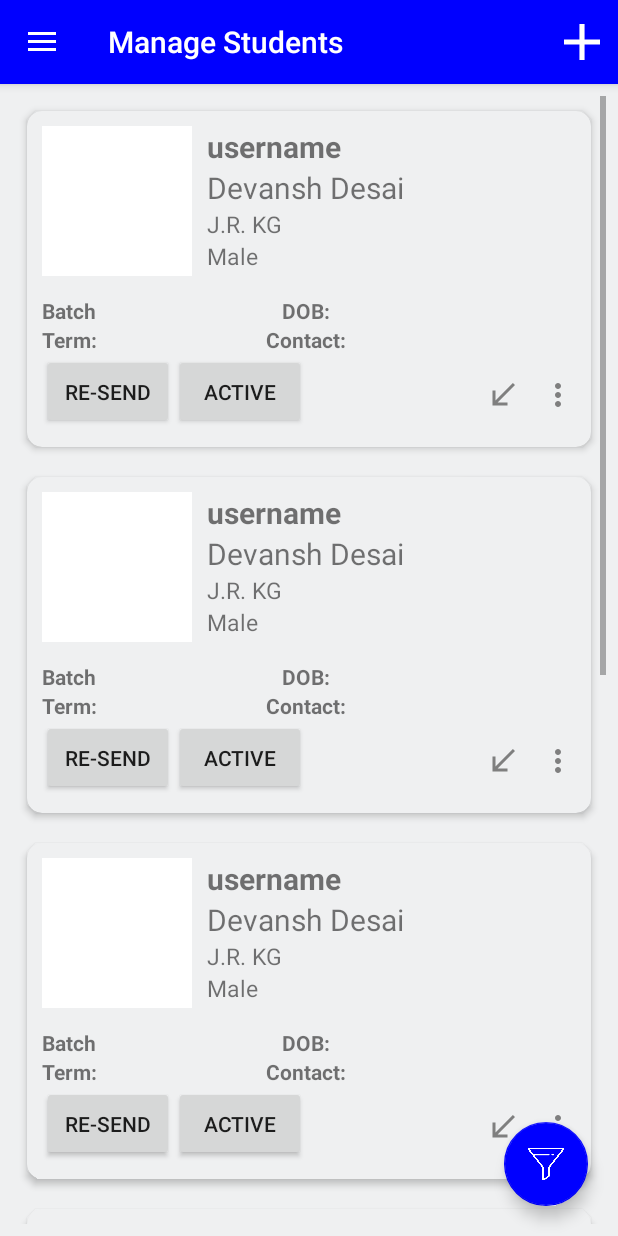
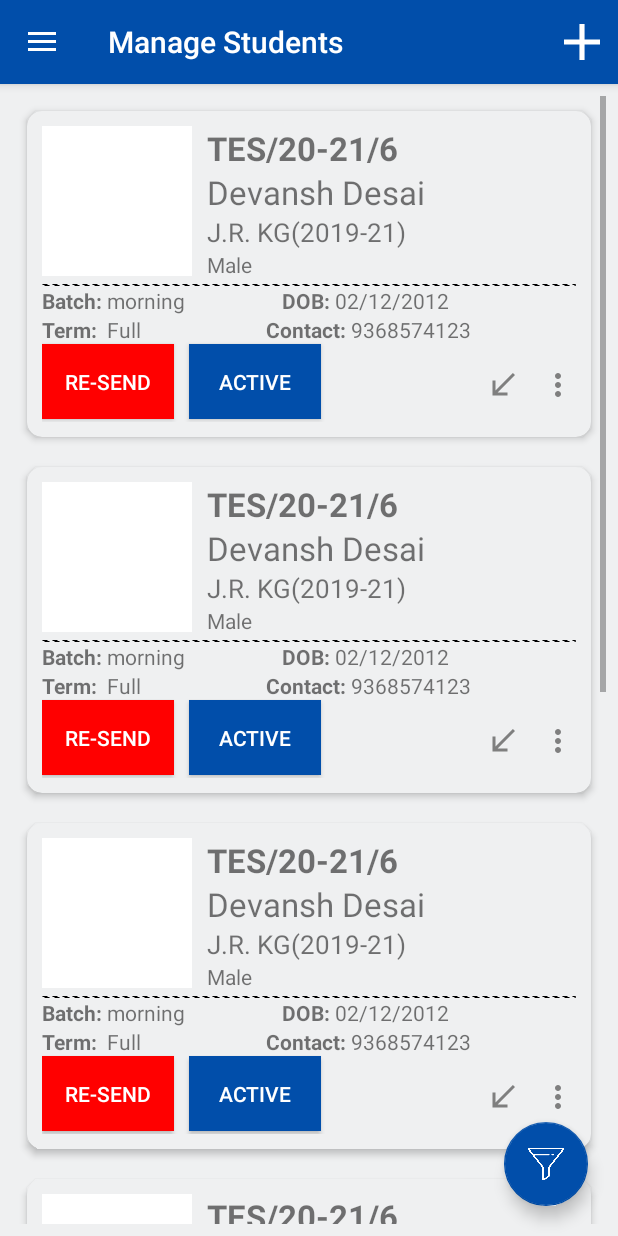
Before and after one commit to mohit10696/LamprosKids2, an Android app: the screen it shows after launch (Home), in the side drawer, after a tap on "Manage Students", on a phone screen of 412 x 824 dp. Run offline under Robolectric (Android 15) with nearby library versions, the phone set to English and light mode, and no system bars.

Commit message:
Manage students

```diff
--- a/app/src/main/res/drawable/dottedline.xml
+++ b/app/src/main/res/drawable/dottedline.xml
@@ -1,9 +1,8 @@
-<?xml version="1.0" encoding="utf-8"?> <shape
-    xmlns:android="http://schemas.android.com/apk/res/android"
-    android:shape="line">
+<shape xmlns:android="http://schemas.android.com/apk/res/android" android:shape="rectangle">
+    <solid android:color="@android:color/transparent"/>
     <stroke
-        android:color="#FF0000FF"
-        android:dashWidth="4dp"
-        android:dashGap="8dp" >
-    </stroke>
+        android:width="1px"
+        android:color="#000000"
+        android:dashGap="5px"
+        android:dashWidth="5px" />
 </shape>
--- a/app/src/main/res/layout/row_student.xml
+++ b/app/src/main/res/layout/row_student.xml
@@ -11,89 +11,117 @@
     app:cardBackgroundColor="#eff0f1">
 
     <RelativeLayout
-        android:padding="10dp"
         android:id="@+id/main"
         android:layout_width="match_parent"
-        android:layout_height="wrap_content">
+        android:layout_height="wrap_content"
+        android:padding="10dp">
 
         <androidx.appcompat.widget.AppCompatImageView
+            android:id="@+id/profile"
             android:layout_width="100dp"
             android:layout_height="100dp"
-            android:id="@+id/profile"
-            android:src="@android:color/white"
-            android:layout_marginRight="10dp"></androidx.appcompat.widget.AppCompatImageView>
+            android:layout_marginRight="10dp"
+            android:src="@android:color/white"></androidx.appcompat.widget.AppCompatImageView>
 
         <androidx.appcompat.widget.AppCompatTextView
             android:id="@+id/childusername"
             android:layout_width="wrap_content"
             android:layout_height="wrap_content"
             android:layout_toEndOf="@+id/profile"
-            android:textStyle="bold"
-            android:textSize="20dp"
-            android:text="username"/>
+            android:text="TES/20-21/6"
+            android:textSize="22dp"
+            android:textStyle="bold" />
+
         <androidx.appcompat.widget.AppCompatTextView
-            android:textSize="20dp"
             android:id="@+id/studentname"
             android:layout_width="wrap_content"
             android:layout_height="wrap_content"
+            android:layout_below="@+id/childusername"
             android:layout_toEndOf="@+id/profile"
-            android:layout_below="@+id/childusername"
-            android:text="Devansh Desai"/>
+            android:text="Devansh Desai"
+            android:textSize="22dp" />
 
         <androidx.appcompat.widget.AppCompatTextView
-            android:textSize="15dp"
             android:id="@+id/studentstd"
             android:layout_width="wrap_content"
             android:layout_height="wrap_content"
+            android:layout_below="@+id/studentname"
             android:layout_toEndOf="@+id/profile"
-            android:layout_below="@+id/studentname"
-            android:text="J.R. KG"/>
+            android:text="J.R. KG(2019-21)"
+            android:textSize="17dp" />
+
         <androidx.appcompat.widget.AppCompatTextView
-            android:textSize="15dp"
             android:id="@+id/studentGender"
             android:layout_width="wrap_content"
             android:layout_height="wrap_content"
+            android:layout_below="@+id/studentstd"
             android:layout_toEndOf="@+id/profile"
-            android:layout_below="@+id/studentstd"
-            android:text="Male"/>
+            android:text="Male"
+             />
 
         <View
             android:id="@+id/line"
             android:layout_width="match_parent"
-            android:layout_height="8dp"
+            android:layout_height="1dp"
             android:layout_marginTop="105dp"
-            android:background="@drawable/dottedline"
-            />
+            android:background="@drawable/dottedline" />
 
         <androidx.appcompat.widget.AppCompatTextView
             android:id="@+id/batchx"
             android:layout_width="wrap_content"
             android:layout_height="wrap_content"
-            android:text="Batch"
-            android:textStyle="bold"
+            android:layout_below="@+id/line"
+            android:text="Batch: "
+            android:textStyle="bold" />
+        <TextView
+            android:layout_width="wrap_content"
+            android:layout_height="wrap_content"
+            android:text="morning"
+            android:layout_toRightOf="@+id/batchx"
             android:layout_below="@+id/line"/>
+
         <androidx.appcompat.widget.AppCompatTextView
             android:id="@+id/termx"
             android:layout_width="wrap_content"
             android:layout_height="wrap_content"
+            android:layout_below="@+id/batchx"
             android:text="Term: "
-            android:textStyle="bold"
-            android:layout_below="@+id/batchx"/>
+            android:textStyle="bold" />
+        <TextView
+            android:layout_width="wrap_content"
+            android:layout_height="wrap_content"
+            android:text="02/12/2012"
+            android:layout_toRightOf="@+id/DOBX"
+            android:layout_below="@+id/line"/>
+
         <androidx.appcompat.widget.AppCompatTextView
             android:id="@+id/DOBX"
             android:layout_width="wrap_content"
             android:layout_height="wrap_content"
+            android:layout_below="@+id/line"
+            android:layout_centerHorizontal="true"
             android:text="DOB: "
-            android:textStyle="bold"
-            android:layout_centerHorizontal="true"
-            android:layout_below="@+id/line"/>
+            android:textStyle="bold" />
+        <TextView
+            android:layout_width="wrap_content"
+            android:layout_height="wrap_content"
+            android:text="Full"
+            android:layout_toRightOf="@+id/batchx"
+            android:layout_below="@+id/batchx"/>
+
         <androidx.appcompat.widget.AppCompatTextView
             android:id="@+id/contactx"
             android:layout_width="wrap_content"
             android:layout_height="wrap_content"
+            android:layout_below="@+id/batchx"
             android:layout_centerHorizontal="true"
             android:text="Contact: "
-            android:textStyle="bold"
+            android:textStyle="bold" />
+        <TextView
+            android:layout_width="wrap_content"
+            android:layout_height="wrap_content"
+            android:text="9368574123"
+            android:layout_toRightOf="@+id/contactx"
             android:layout_below="@+id/batchx"/>
 
         <Button
@@ -101,44 +129,47 @@
             android:layout_width="wrap_content"
             android:layout_height="50dp"
             android:layout_below="@+id/contactx"
-            android:text="Re-send"/>
+            android:textColor="@color/colorwhite"
+            android:background="#ff0000"
+            android:text="Re-send" />
+
         <Button
+            android:layout_marginLeft="10dp"
             android:id="@+id/active"
             android:layout_width="wrap_content"
             android:layout_height="50dp"
             android:layout_below="@+id/contactx"
             android:layout_toRightOf="@+id/resend"
-            android:text="Active"/>
+            android:textColor="@color/colorwhite"
+            android:background="@color/colorlogo"
+            android:text="Active" />
 
         <ImageButton
-            android:layout_marginTop="2dp"
             android:id="@+id/overflowbutton"
             android:layout_width="wrap_content"
             android:layout_height="50dp"
-            android:src="@drawable/ic_overflow_holo_dark"
             android:layout_below="@+id/contactx"
             android:layout_alignParentEnd="true"
-            android:background="@drawable/dottedline"
-            />
+            android:layout_marginTop="2dp"
+            android:background="@android:color/transparent"
+            android:src="@drawable/ic_overflow_holo_dark" />
 
         <ImageButton
             android:id="@+id/expandbutton"
-            android:layout_marginTop="2dp"
             android:layout_width="50dp"
             android:layout_height="50dp"
-            android:src="@drawable/ic_down"
             android:layout_below="@+id/contactx"
+            android:layout_marginTop="2dp"
             android:layout_toLeftOf="@+id/overflowbutton"
-            android:background="@drawable/dottedline"
-            />
+            android:background="@android:color/transparent"
+            android:src="@drawable/ic_down" />
 
 
         <RelativeLayout
             android:id="@+id/submenu"
             android:layout_width="match_parent"
             android:layout_height="wrap_content"
-            android:layout_below="@+id/expandbutton"
-            >
+            android:layout_below="@+id/expandbutton">
 
 
             <androidx.appcompat.widget.AppCompatTextView
@@ -146,65 +177,103 @@
                 android:layout_width="wrap_content"
                 android:layout_height="wrap_content"
                 android:text="Actual Fees"
-                android:textStyle="bold"
+                android:textStyle="bold" />
+            <TextView
+                android:layout_width="wrap_content"
+                android:layout_height="wrap_content"
+                android:text="10000"
+                android:layout_toRightOf="@+id/Actualfeesx"
                 />
+
             <androidx.appcompat.widget.AppCompatTextView
                 android:id="@+id/feespaidx"
                 android:layout_width="wrap_content"
                 android:layout_height="wrap_content"
+                android:layout_below="@+id/Actualfeesx"
                 android:text="Fees Paid: "
-                android:textStyle="bold"
-                android:layout_below="@+id/Actualfeesx"/>
+                android:textStyle="bold" />
+            <TextView
+                android:layout_width="wrap_content"
+                android:layout_height="wrap_content"
+                android:text="2000"
+                android:layout_toRightOf="@+id/discountx"
+                />
+
             <androidx.appcompat.widget.AppCompatTextView
                 android:id="@+id/discountx"
                 android:layout_width="wrap_content"
                 android:layout_height="wrap_content"
+                android:layout_centerHorizontal="true"
                 android:text="Discount: "
-                android:textStyle="bold"
-                android:layout_centerHorizontal="true"
+                android:textStyle="bold" />
+            <TextView
+                android:layout_width="wrap_content"
+                android:layout_height="wrap_content"
+                android:text="2000"
+                android:layout_toRightOf="@+id/feespaidx"
+                android:layout_below="@+id/Actualfeesx"
                 />
+
             <androidx.appcompat.widget.AppCompatTextView
                 android:id="@+id/pendingx"
                 android:layout_width="wrap_content"
                 android:layout_height="wrap_content"
+                android:layout_below="@+id/discountx"
                 android:layout_centerHorizontal="true"
                 android:text="Pending: "
-                android:textStyle="bold"
-                android:layout_below="@+id/discountx"/>
+                android:textStyle="bold" />
+            <TextView
+                android:layout_width="wrap_content"
+                android:layout_height="wrap_content"
+                android:text="100"
+                android:layout_toRightOf="@+id/pendingx"
+                android:layout_below="@+id/discountx"
+                />
+
             <androidx.appcompat.widget.AppCompatTextView
                 android:id="@+id/adminapprovedx"
                 android:layout_width="wrap_content"
                 android:layout_height="wrap_content"
+                android:layout_below="@+id/feespaidx"
+                android:layout_marginTop="14dp"
                 android:text="Admin Approved: "
-                android:layout_marginTop="14dp"
-                android:textStyle="bold"
-                android:layout_below="@+id/feespaidx"/>
+                android:textStyle="bold" />
+
             <androidx.appcompat.widget.AppCompatTextView
                 android:id="@+id/trnsstatusx"
                 android:layout_width="wrap_content"
                 android:layout_height="wrap_content"
+                android:layout_below="@+id/adminapprovedx"
+                android:layout_marginTop="30dp"
                 android:text="Admin Approved: "
-                android:layout_marginTop="30dp"
-                android:textStyle="bold"
-                android:layout_below="@+id/adminapprovedx"/>
+                android:textStyle="bold" />
+
             <Button
                 android:id="@+id/adminb"
                 android:layout_width="wrap_content"
-                android:layout_height="50dp"
+                android:paddingLeft="5dp"
+                android:paddingRight="5dp"
+                android:layout_height="40dp"
+                android:layout_marginBottom="10dp"
+                android:layout_marginTop="5dp"
+                android:layout_below="@id/feespaidx"
                 android:layout_toRightOf="@+id/adminapprovedx"
-                android:layout_below="@id/feespaidx"
-                android:text="Not Requried"/>
+                android:background="@color/colorlogo"
+                android:textColor="@color/colorwhite"
+                android:text="Not Requried" />
+
             <Button
                 android:id="@+id/trnsstatus"
                 android:layout_width="wrap_content"
-                android:layout_height="50dp"
+                android:layout_height="40dp"
+                android:layout_below="@id/adminb"
                 android:layout_toRightOf="@+id/adminapprovedx"
-                android:layout_below="@id/adminb"
-                android:text="NO sts"/>
+                android:background="@color/colorlogo"
+                android:textColor="@color/colorwhite"
+                android:text="NO sts" />
 
         </RelativeLayout>
     </RelativeLayout>
 
 
-
 </com.google.android.material.card.MaterialCardView>
--- a/app/src/main/res/values/colors.xml
+++ b/app/src/main/res/values/colors.xml
@@ -1,7 +1,7 @@
 <?xml version="1.0" encoding="utf-8"?>
 <resources>
-    <color name="colorPrimary">#0000FF</color>
-    <color name="colorPrimaryDark">#0000A0</color>
+    <color name="colorPrimary">#014EAA</color>
+    <color name="colorPrimaryDark">#014EAA</color>
     <color name="colorAccent">#D81B60</color>
     <color name="colorwhite">#ffffff</color>
     <color name="colorlogo">#014EAA</color>
```
